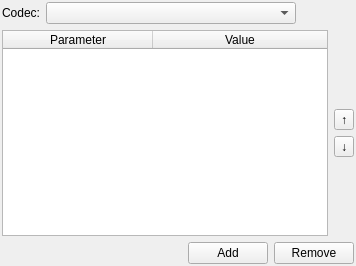
Qt form src/tableeditor/tableeditorui.ui (HJCMS/qx11grab) before a commit.
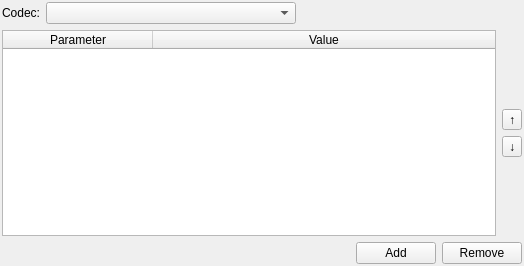
The same form after that commit. Icons and pictures are not drawn.

Patch:
```diff
--- a/src/tableeditor/tableeditorui.ui
+++ b/src/tableeditor/tableeditorui.ui
@@ -6,7 +6,7 @@
    <rect>
     <x>0</x>
     <y>0</y>
-    <width>356</width>
+    <width>524</width>
     <height>266</height>
    </rect>
   </property>
@@ -92,6 +92,9 @@
        <attribute name="horizontalHeaderCascadingSectionResizes">
         <bool>true</bool>
        </attribute>
+       <attribute name="horizontalHeaderDefaultSectionSize">
+        <number>150</number>
+       </attribute>
        <attribute name="horizontalHeaderMinimumSectionSize">
         <number>150</number>
        </attribute>
@@ -107,6 +110,9 @@
        <attribute name="horizontalHeaderMinimumSectionSize">
         <number>150</number>
        </attribute>
+       <attribute name="horizontalHeaderDefaultSectionSize">
+        <number>150</number>
+       </attribute>
        <column>
         <property name="text">
          <string>Parameter</string>
```
Left out of the diff: 11 changed lines with no effect on the pictures.
